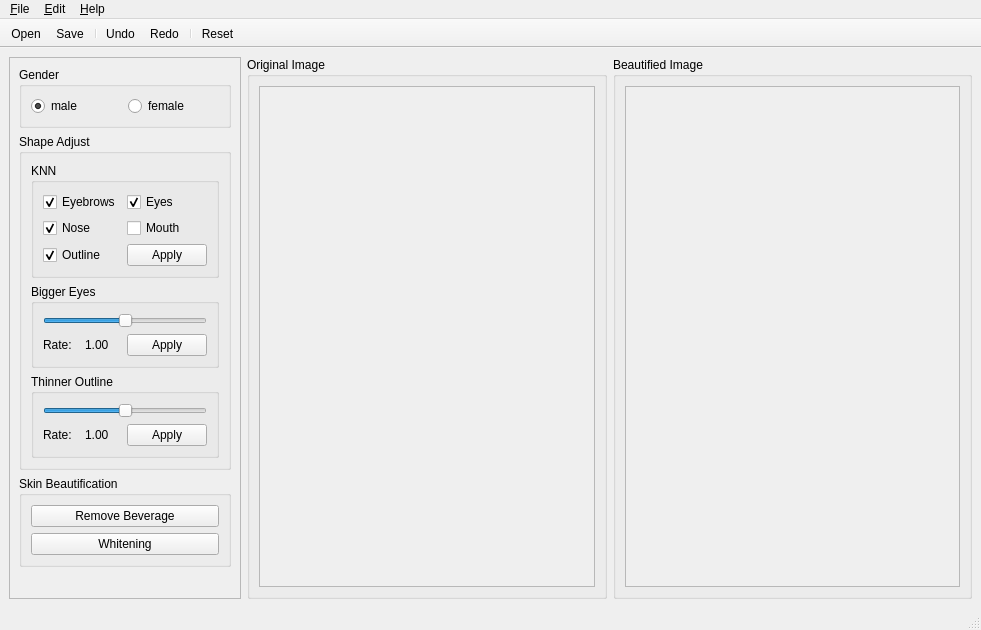
samsgates/FaceBeautification, file ui/FaceBeautificationGUI.ui: the form before one commit.
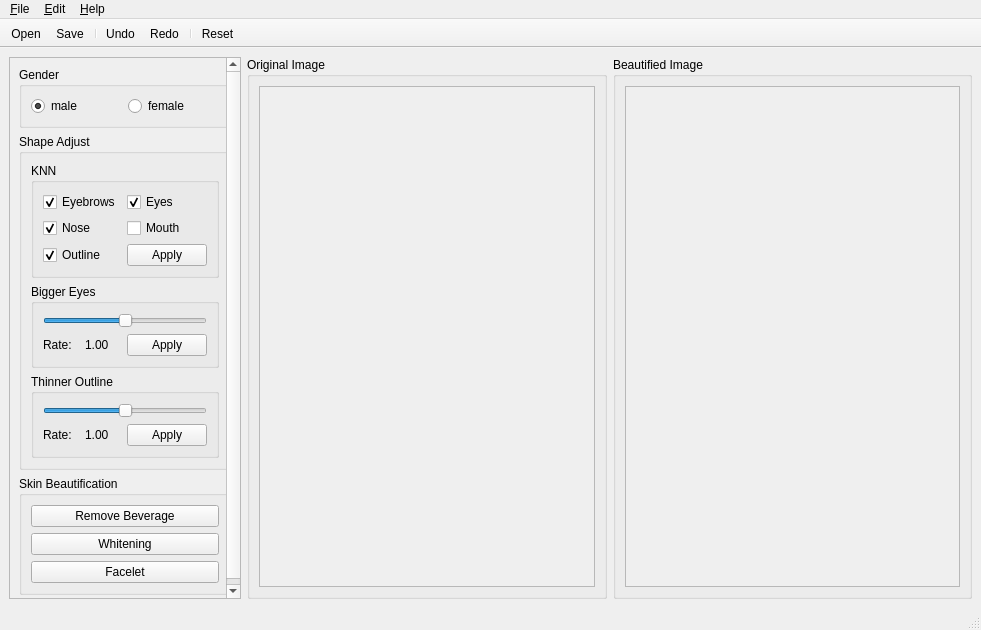
The form after the commit. Icons and pictures are not drawn.

Diff of the .ui file:
```diff
--- a/ui/FaceBeautificationGUI.ui
+++ b/ui/FaceBeautificationGUI.ui
@@ -36,9 +36,9 @@
        <property name="geometry">
         <rect>
          <x>0</x>
-         <y>-30</y>
+         <y>-65</y>
          <width>252</width>
-         <height>580</height>
+         <height>615</height>
         </rect>
        </property>
        <property name="sizePolicy">
@@ -260,6 +260,13 @@
              </property>
             </widget>
            </item>
+           <item>
+            <widget class="QPushButton" name="m_facelet">
+             <property name="text">
+              <string>Facelet</string>
+             </property>
+            </widget>
+           </item>
           </layout>
          </widget>
         </item>
```
